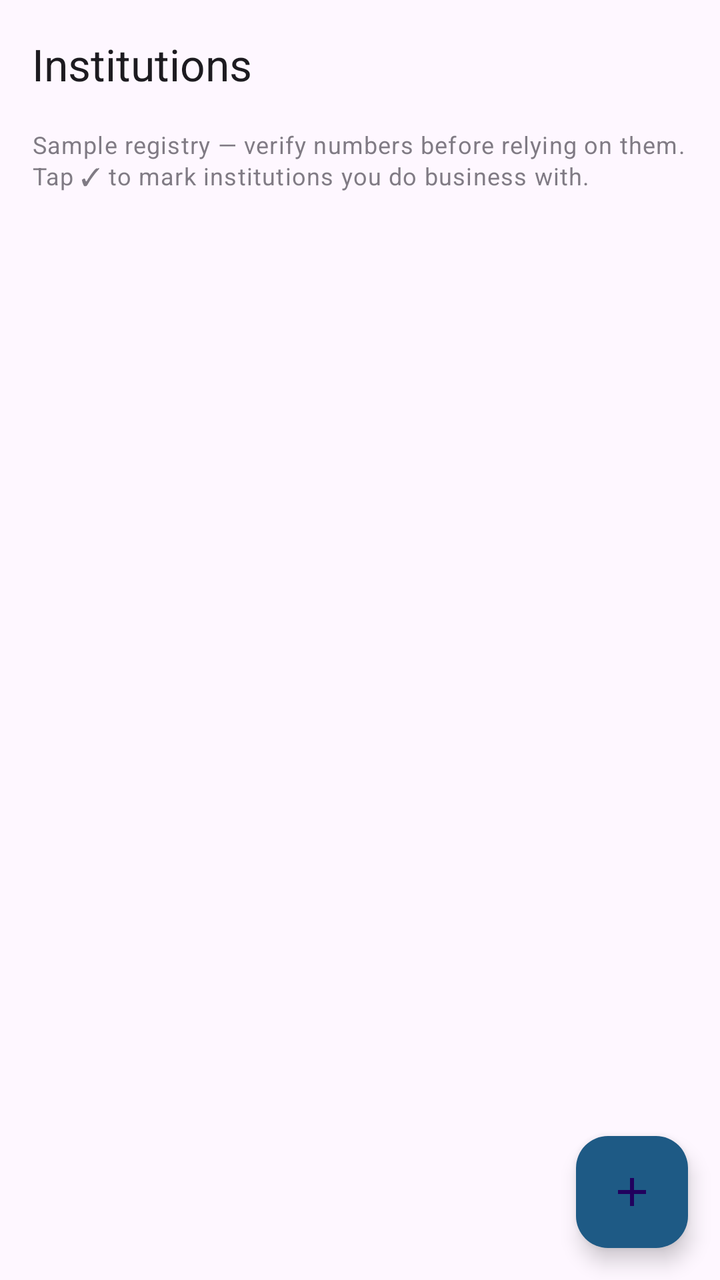
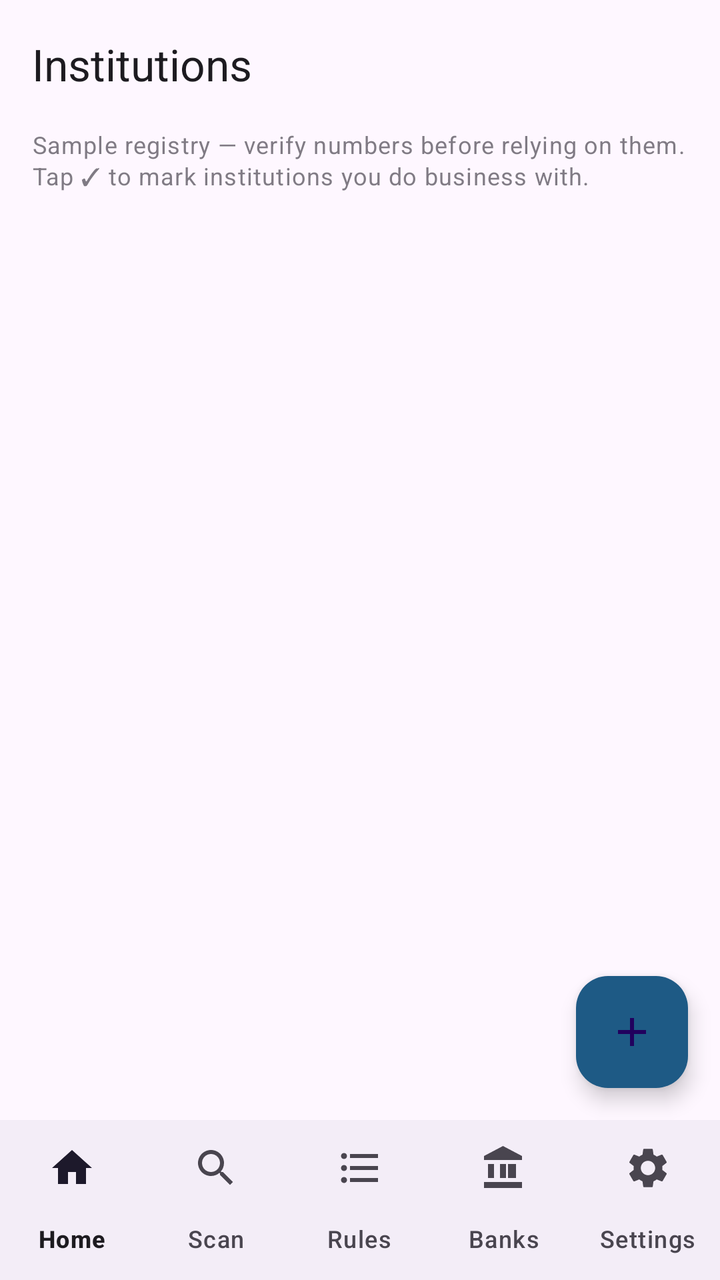

Compare the two renders of this Android layout. The source of the first and the diff that turns it into the second are given below.
<!-- AndroidManifest.xml: application theme Theme.CallSentry -->
<!-- res/layout/activity_institutions.xml -->
<?xml version="1.0" encoding="utf-8"?>
<FrameLayout xmlns:android="http://schemas.android.com/apk/res/android"
    xmlns:app="http://schemas.android.com/apk/res-auto"
    android:layout_width="match_parent"
    android:layout_height="match_parent"
    android:fitsSystemWindows="true">

    <LinearLayout
        android:layout_width="match_parent"
        android:layout_height="match_parent"
        android:orientation="vertical">

        <com.google.android.material.appbar.MaterialToolbar
            android:id="@+id/toolbar"
            android:layout_width="match_parent"
            android:layout_height="?attr/actionBarSize"
            app:title="Institutions" />

        <TextView
            android:id="@+id/tvSampleNote"
            android:layout_width="match_parent"
            android:layout_height="wrap_content"
            android:layout_marginStart="16dp"
            android:layout_marginEnd="16dp"
            android:layout_marginBottom="4dp"
            android:alpha="0.7"
            android:textAppearance="?attr/textAppearanceBodySmall"
            android:text="Sample registry — verify numbers before relying on them. Tap ✓ to mark institutions you do business with." />

        <androidx.recyclerview.widget.RecyclerView
            android:id="@+id/rvInstitutions"
            android:layout_width="match_parent"
            android:layout_height="0dp"
            android:layout_weight="1" />

        <TextView
            android:id="@+id/tvEmptyInstitutions"
            android:layout_width="match_parent"
            android:layout_height="wrap_content"
            android:layout_margin="16dp"
            android:visibility="gone"
            android:textAppearance="?attr/textAppearanceBodyMedium"
            android:text="Registry is empty." />
    </LinearLayout>

    <com.google.android.material.floatingactionbutton.FloatingActionButton
        android:id="@+id/fabAddInstitution"
        android:layout_width="wrap_content"
        android:layout_height="wrap_content"
        android:layout_gravity="bottom|end"
        android:layout_margin="16dp"
        android:contentDescription="Add institution"
        android:src="@drawable/ic_add" />
</FrameLayout>
<!-- resources referenced by this layout -->
<resources>
  <!-- drawable ic_add (drawable) -->
  <vector xmlns:android="http://schemas.android.com/apk/res/android"
      android:width="24dp" android:height="24dp"
      android:viewportWidth="24" android:viewportHeight="24">
      <path android:fillColor="#FFFFFFFF"
          android:pathData="M19,13h-6v6h-2v-6H5v-2h6V5h2v6h6v2z"/>
  </vector>
  <style name="Theme.CallSentry" parent="Theme.Material3.DayNight.NoActionBar">
          <item name="colorPrimary">@color/sentryPrimary</item>
          <item name="colorOnPrimary">@color/white</item>
          <item name="colorPrimaryContainer">@color/sentryPrimaryContainer</item>
          <item name="android:statusBarColor">@color/sentryNavy</item>
      </style>
  <color name="sentryPrimary">#12405F</color>
  <color name="white">#FFFFFF</color>
  <color name="sentryPrimaryContainer">#1E5A85</color>
  <color name="sentryNavy">#14213D</color>
</resources>

<!-- the commit's change to res/layout/activity_institutions.xml (unified diff, before → after) -->
@@ -1,54 +1,74 @@
 <?xml version="1.0" encoding="utf-8"?>
-<FrameLayout xmlns:android="http://schemas.android.com/apk/res/android"
+<LinearLayout xmlns:android="http://schemas.android.com/apk/res/android"
     xmlns:app="http://schemas.android.com/apk/res-auto"
     android:layout_width="match_parent"
     android:layout_height="match_parent"
+    android:orientation="vertical"
     android:fitsSystemWindows="true">
 
-    <LinearLayout
+    <FrameLayout
         android:layout_width="match_parent"
-        android:layout_height="match_parent"
-        android:orientation="vertical">
+        android:layout_height="0dp"
+        android:layout_weight="1">
 
-        <com.google.android.material.appbar.MaterialToolbar
-            android:id="@+id/toolbar"
+        <LinearLayout
             android:layout_width="match_parent"
-            android:layout_height="?attr/actionBarSize"
-            app:title="Institutions" />
+            android:layout_height="match_parent"
+            android:orientation="vertical">
 
-        <TextView
-            android:id="@+id/tvSampleNote"
-            android:layout_width="match_parent"
+            <com.google.android.material.appbar.MaterialToolbar
+                android:id="@+id/toolbar"
+                android:layout_width="match_parent"
+                android:layout_height="?attr/actionBarSize"
+                app:title="Institutions" />
+
+            <TextView
+                android:id="@+id/tvSampleNote"
+                android:layout_width="match_parent"
+                android:layout_height="wrap_content"
+                android:layout_marginStart="16dp"
+                android:layout_marginEnd="16dp"
+                android:layout_marginBottom="4dp"
+                android:alpha="0.7"
+                android:textAppearance="?attr/textAppearanceBodySmall"
+                android:text="Sample registry — verify numbers before relying on them. Tap ✓ to mark institutions you do business with." />
+
+            <androidx.recyclerview.widget.RecyclerView
+                android:id="@+id/rvInstitutions"
+                android:layout_width="match_parent"
+                android:layout_height="0dp"
+                android:layout_weight="1" />
+
+            <TextView
+                android:id="@+id/tvEmptyInstitutions"
+                android:layout_width="match_parent"
+                android:layout_height="wrap_content"
+                android:layout_margin="16dp"
+                android:visibility="gone"
+                android:textAppearance="?attr/textAppearanceBodyMedium"
+                android:text="Registry is empty." />
+        </LinearLayout>
+
+        <com.google.android.material.floatingactionbutton.FloatingActionButton
+            android:id="@+id/fabAddInstitution"
+            android:layout_width="wrap_content"
             android:layout_height="wrap_content"
-            android:layout_marginStart="16dp"
-            android:layout_marginEnd="16dp"
-            android:layout_marginBottom="4dp"
-            android:alpha="0.7"
-            android:textAppearance="?attr/textAppearanceBodySmall"
-            android:text="Sample registry — verify numbers before relying on them. Tap ✓ to mark institutions you do business with." />
+            android:layout_gravity="bottom|end"
+            android:layout_margin="16dp"
+            android:contentDescription="Add institution"
+            android:src="@drawable/ic_add" />
+    </FrameLayout>
 
-        <androidx.recyclerview.widget.RecyclerView
-            android:id="@+id/rvInstitutions"
-            android:layout_width="match_parent"
-            android:layout_height="0dp"
-            android:layout_weight="1" />
-
-        <TextView
-            android:id="@+id/tvEmptyInstitutions"
-            android:layout_width="match_parent"
-            android:layout_height="wrap_content"
-            android:layout_margin="16dp"
-            android:visibility="gone"
-            android:textAppearance="?attr/textAppearanceBodyMedium"
-            android:text="Registry is empty." />
-    </LinearLayout>
-
-    <com.google.android.material.floatingactionbutton.FloatingActionButton
-        android:id="@+id/fabAddInstitution"
-        android:layout_width="wrap_content"
-        android:layout_height="wrap_content"
-        android:layout_gravity="bottom|end"
-        android:layout_margin="16dp"
-        android:contentDescription="Add institution"
-        android:src="@drawable/ic_add" />
-</FrameLayout>
+    <include
+        android:id="@+id/bottomNav"
+        layout="@layout/include_bottom_nav" />
+</LinearLayout>
+<!-- res/layout/include_bottom_nav.xml (included above) -->
+<?xml version="1.0" encoding="utf-8"?>
+<com.google.android.material.bottomnavigation.BottomNavigationView
+    xmlns:android="http://schemas.android.com/apk/res/android"
+    xmlns:app="http://schemas.android.com/apk/res-auto"
+    android:layout_width="match_parent"
+    android:layout_height="wrap_content"
+    app:labelVisibilityMode="labeled"
+    app:menu="@menu/bottom_nav" />
